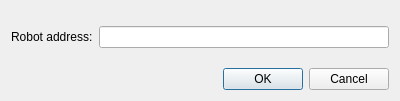
First picture: the form in client/connectiondialog.ui, repository CWRUbotix/NASA-RMC-2018, before the edit.
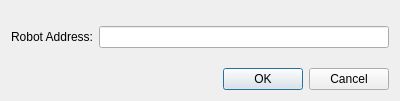
Second picture: the form after the edit.

```diff
--- a/client/connectiondialog.ui
+++ b/client/connectiondialog.ui
@@ -32,7 +32,7 @@
      <item>
       <widget class="QLabel" name="label">
        <property name="text">
-        <string>Robot address:</string>
+        <string>Robot Address:</string>
        </property>
       </widget>
      </item>
```
